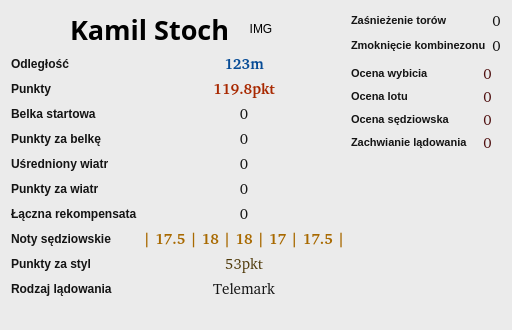
Qt form source/UI/ResultsShowing/JumpDataDetailedInfoWindow.ui (SiekamCebule/sj-sim) before a commit.
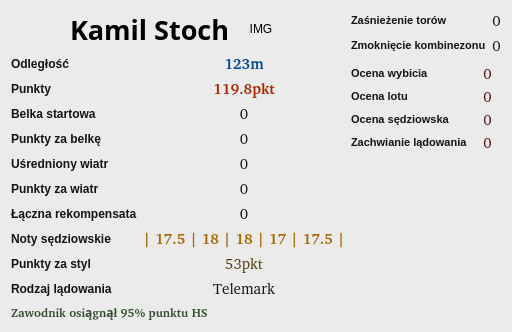
The same form after that commit.

What changed in the file:
```diff
--- a/source/UI/ResultsShowing/JumpDataDetailedInfoWindow.ui
+++ b/source/UI/ResultsShowing/JumpDataDetailedInfoWindow.ui
@@ -483,6 +483,22 @@
        </item>
       </layout>
      </item>
+     <item>
+      <widget class="QLabel" name="label_beats95HSPercents">
+       <property name="font">
+        <font>
+         <family>Quicksand Light [PfEd]</family>
+         <bold>true</bold>
+        </font>
+       </property>
+       <property name="styleSheet">
+        <string notr="true">color: rgb(49, 76, 44);</string>
+       </property>
+       <property name="text">
+        <string>Zawodnik osiągnął 95% punktu HS</string>
+       </property>
+      </widget>
+     </item>
      <item>
       <layout class="QVBoxLayout" name="verticalLayout_windsInfo">
        <property name="spacing">
```
